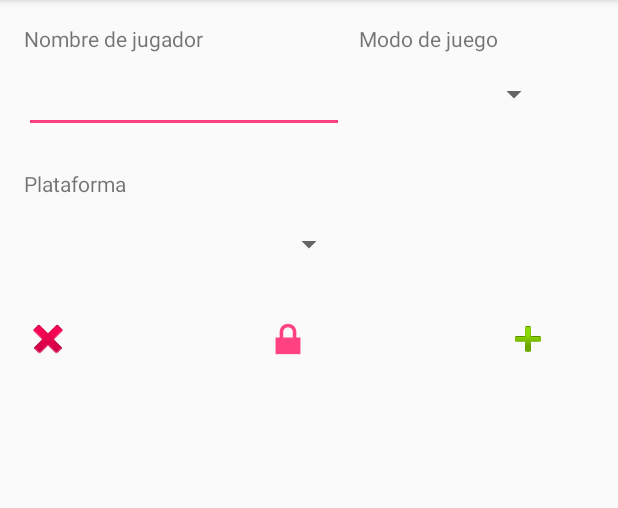
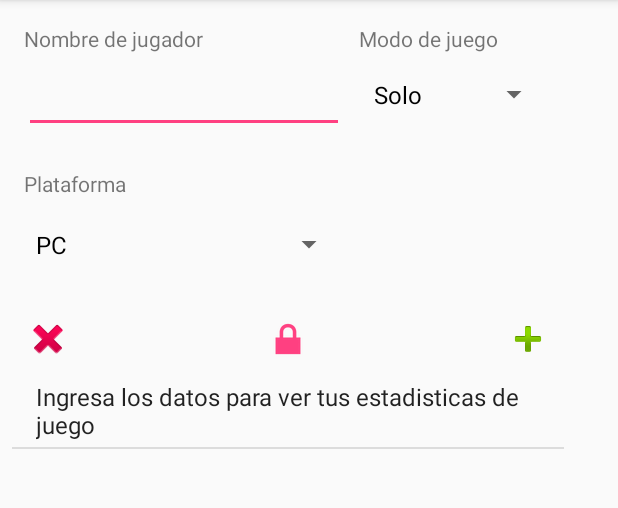
Before and after one commit to josejesusrl/fortnite-stats-android, an Android app: the screen it shows after launch (MainActivity), on a phone screen of 412 x 824 dp, the part 84-592 px from its top. Run offline under Robolectric (Android 15) with nearby library versions, the phone set to English and light mode, and no system bars.

Commit message:
Añadimos el metodo para cargar las stats en un ListView

```diff
--- a/app/src/main/java/learning/josejesusrl/fortnitestats/MainActivity.java
+++ b/app/src/main/java/learning/josejesusrl/fortnitestats/MainActivity.java
@@ -2,16 +2,92 @@ package learning.josejesusrl.fortnitestats;
 
 import android.support.v7.app.AppCompatActivity;
 import android.os.Bundle;
+import android.util.Log;
+import android.view.View;
+import android.widget.AdapterView;
+import android.widget.ArrayAdapter;
+import android.widget.EditText;
+import android.widget.ListView;
+import android.widget.Spinner;
+import android.widget.Toast;
+
+import java.util.ArrayList;
 
 public class MainActivity extends AppCompatActivity {
+
+    ListView listView;
+    EditText etPlayer;
+    Spinner snPlataform, snGamemode;
+    ArrayList<String> arrayListView;
+    ArrayAdapter<String> listViewAdapter;
+
 
     @Override
     protected void onCreate(Bundle savedInstanceState) {
         super.onCreate(savedInstanceState);
         setContentView(R.layout.activity_main);
 
-        NThread nt = new NThread(this, "josejesusrl", "pc", "solo");
+        listView = (ListView) findViewById(R.id.listView);
+        snGamemode = (Spinner) findViewById(R.id.snGameMode);
+        snPlataform = (Spinner) findViewById(R.id.snPlataform);
+        etPlayer = (EditText) findViewById(R.id.etNombre);
+
+        String[] gameModes = {"Solo", "Duo", "Squad", "En todos"};
+        String[] plataforms = {"PC", "PlayStation 4", "Xbox One"};
+        arrayListView = new ArrayList<String>();
+        arrayListView.add("Ingresa los datos para ver tus estadisticas de juego");
+
+        ArrayAdapter<String> snPlataformAdapter = new ArrayAdapter<String>(this, android.R.layout.simple_spinner_dropdown_item, plataforms);
+        ArrayAdapter<String> snGamemodeAdapter = new ArrayAdapter<String>(this, android.R.layout.simple_spinner_dropdown_item, gameModes);
+        listViewAdapter = new ArrayAdapter<String>(this, android.R.layout.simple_list_item_1, arrayListView);
+
+        snGamemode.setAdapter(snGamemodeAdapter);
+        snPlataform.setAdapter(snPlataformAdapter);
+        listView.setAdapter(listViewAdapter);
+    }
+
+
+    // Obtenemos las estadicas llamando al objeto Stats que se encarga de depurar las estadisticas
+    public void getStats(View v){
+        NThread nt = new NThread(this, etPlayer.getText().toString(), snPlataform.getSelectedItem().toString(), snGamemode.getSelectedItem().toString());
         nt.getStats();
+        Toast.makeText(this, "Un momento porfavor...", Toast.LENGTH_LONG);
+        // Obtenemos las estadisticas del jugador para manipularlo mas facil
+        GameStats gameStats = nt.getPlayerStats().getGameStats();
+        try {
+            // Esperamos al servidor y al parse
+            Thread.sleep(3000);
+        } catch(InterruptedException e) {}
+
+
+        if (nt.getPlayerStats() != null){
+            // Borramos el mensaje inicial
+            arrayListView.remove(0);
+            // Ingresamos todos los datos de las estadisticas
+            arrayListView.add("Plataforma: "+nt.getPlataform());
+            arrayListView.add("Modo de juego: "+nt.getGameMode());
+            arrayListView.add("K/D ratio: "+gameStats.getKpd());
+            arrayListView.add("Victorias: "+gameStats.getWins());
+            arrayListView.add("Ratio de Victorias: "+gameStats.getWinRate());
+            arrayListView.add("Partidas jugadas: "+gameStats.getMatchesPlayed());
+            arrayListView.add("Ultima partida jugada: "+gameStats.getLastMatch());
+
+            // Regrescamos el ListView
+            listViewAdapter.notifyDataSetChanged();
+
+            Log.i("MainActivity", "Las estats fueron añadidas");
+
+
+        }else{
+            Log.w("MainActivity", "Los Stats son nullos");
+        }
+    }
+
+    public void saveUserPreference(View v){
+
+    }
+
+    public void clearFields(View v){
 
     }
 }
--- a/app/src/main/res/layout/activity_main.xml
+++ b/app/src/main/res/layout/activity_main.xml
@@ -79,6 +79,7 @@
         android:layout_marginStart="16dp"
         android:layout_marginTop="24dp"
         android:background="@android:color/transparent"
+        android:onClick="clearFields"
         app:layout_constraintStart_toStartOf="parent"
         app:layout_constraintTop_toBottomOf="@+id/snPlataform"
         app:srcCompat="@android:drawable/ic_delete" />
@@ -91,6 +92,7 @@
         android:layout_marginStart="128dp"
         android:layout_marginTop="24dp"
         android:background="@android:color/transparent"
+        android:onClick="saveUserPreference"
         app:layout_constraintStart_toEndOf="@+id/imageButton"
         app:layout_constraintTop_toBottomOf="@+id/snPlataform"
         app:srcCompat="@android:drawable/ic_lock_lock" />
@@ -103,6 +105,7 @@
         android:layout_marginStart="128dp"
         android:layout_marginTop="24dp"
         android:background="@android:color/transparent"
+        android:onClick="getStats"
         app:layout_constraintStart_toEndOf="@+id/imageButton4"
         app:layout_constraintTop_toBottomOf="@+id/snPlataform"
         app:srcCompat="@android:drawable/ic_input_add" />
```
